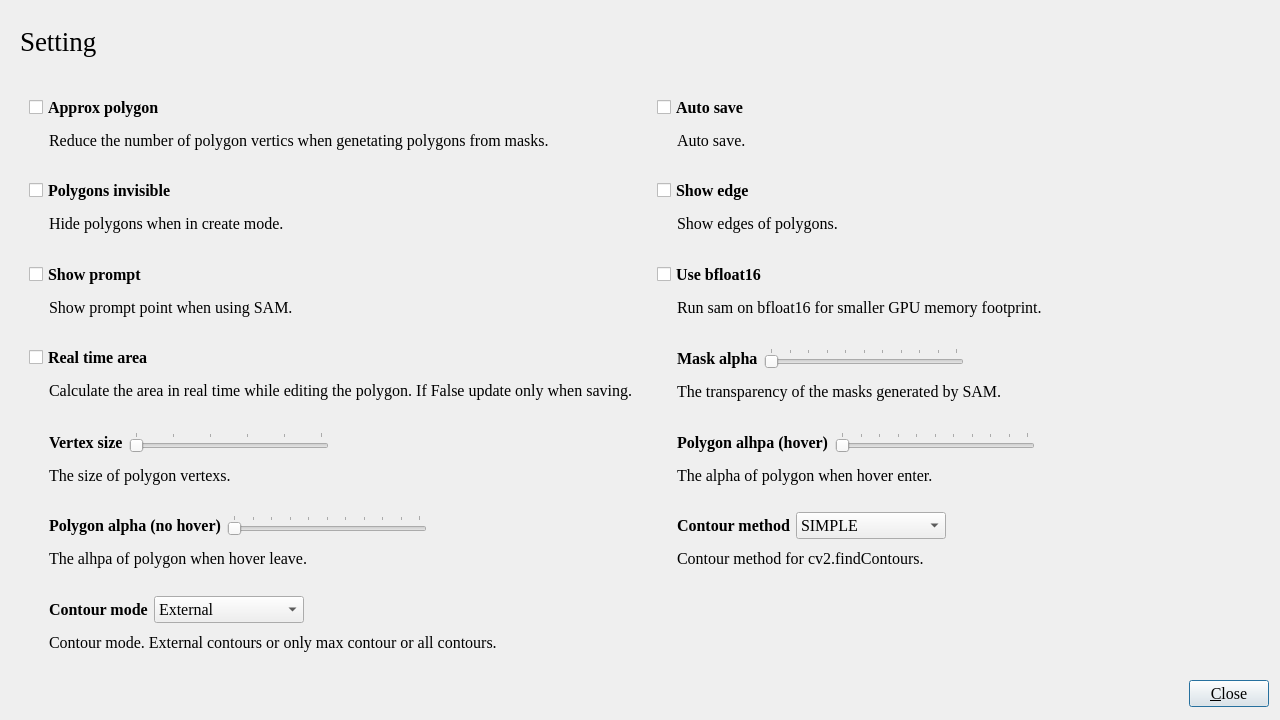
Above: ISAT/ui/setting_dialog.ui from yatengLG/ISAT_with_segment_anything before the change. Below: the same form after it.
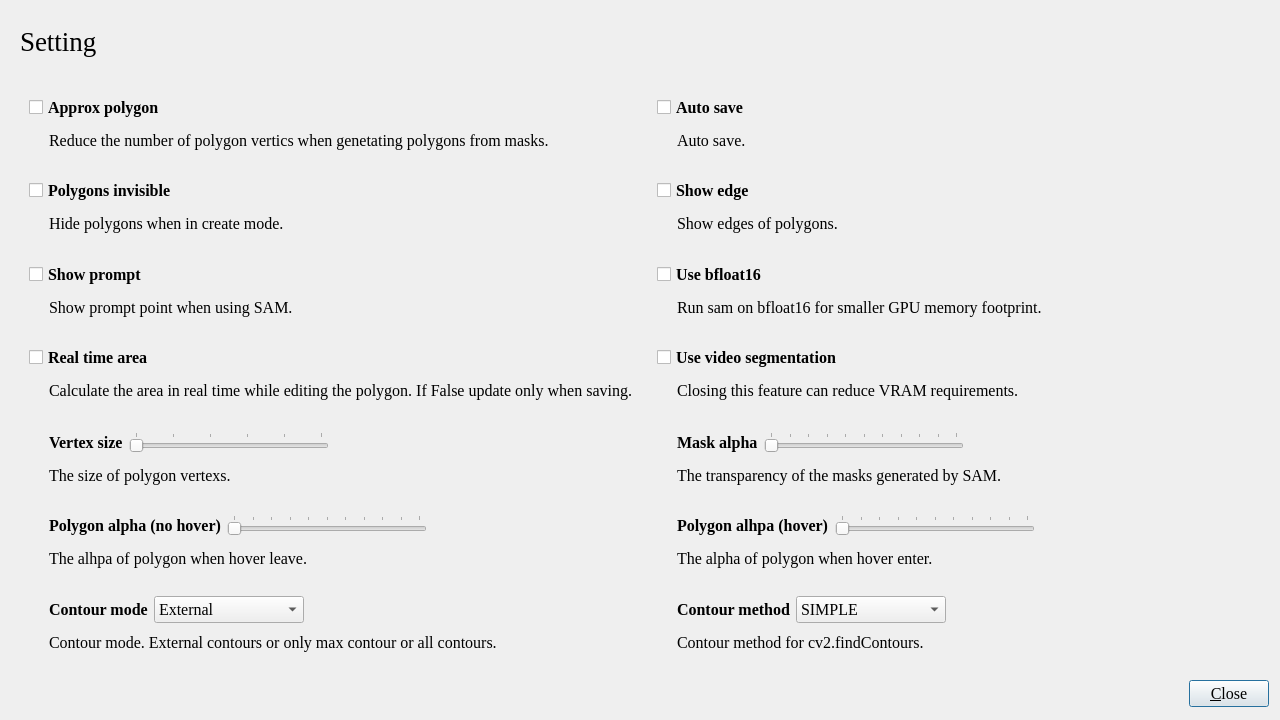
That is the form after the change.

```diff
--- a/ISAT/ui/setting_dialog.ui
+++ b/ISAT/ui/setting_dialog.ui
@@ -85,115 +85,6 @@
       <property name="bottomMargin">
        <number>9</number>
       </property>
-      <item row="6" column="1">
-       <widget class="QWidget" name="widget_33" native="true">
-        <layout class="QVBoxLayout" name="verticalLayout_14">
-         <item>
-          <widget class="QWidget" name="widget_34" native="true">
-           <layout class="QHBoxLayout" name="horizontalLayout_20">
-            <property name="leftMargin">
-             <number>20</number>
-            </property>
-            <property name="topMargin">
-             <number>0</number>
-            </property>
-            <property name="rightMargin">
-             <number>0</number>
-            </property>
-            <property name="bottomMargin">
-             <number>0</number>
-            </property>
-            <item>
-             <widget class="QLabel" name="label_17">
-              <property name="font">
-               <font>
-                <family>Times New Roman</family>
-                <pointsize>12</pointsize>
-                <weight>75</weight>
-                <bold>true</bold>
-                <kerning>true</kerning>
-               </font>
-              </property>
-              <property name="text">
-               <string>Contour method</string>
-              </property>
-             </widget>
-            </item>
-            <item>
-             <widget class="QComboBox" name="comboBox_contour_method">
-              <property name="minimumSize">
-               <size>
-                <width>150</width>
-                <height>0</height>
-               </size>
-              </property>
-              <property name="focusPolicy">
-               <enum>Qt::NoFocus</enum>
-              </property>
-              <property name="currentIndex">
-               <number>0</number>
-              </property>
-              <item>
-               <property name="text">
-                <string>SIMPLE</string>
-               </property>
-              </item>
-              <item>
-               <property name="text">
-                <string>TC89_KCOS</string>
-               </property>
-              </item>
-              <item>
-               <property name="text">
-                <string>NONE</string>
-               </property>
-              </item>
-             </widget>
-            </item>
-            <item>
-             <spacer name="horizontalSpacer_6">
-              <property name="orientation">
-               <enum>Qt::Horizontal</enum>
-              </property>
-              <property name="sizeHint" stdset="0">
-               <size>
-                <width>199</width>
-                <height>20</height>
-               </size>
-              </property>
-             </spacer>
-            </item>
-           </layout>
-          </widget>
-         </item>
-         <item>
-          <widget class="QWidget" name="widget_35" native="true">
-           <layout class="QHBoxLayout" name="horizontalLayout_21">
-            <property name="leftMargin">
-             <number>20</number>
-            </property>
-            <property name="topMargin">
-             <number>0</number>
-            </property>
-            <property name="rightMargin">
-             <number>0</number>
-            </property>
-            <property name="bottomMargin">
-             <number>0</number>
-            </property>
-            <item>
-             <widget class="QLabel" name="label_16">
-              <property name="text">
-               <string>Contour method for cv2.findContours.</string>
-              </property>
-             </widget>
-            </item>
-           </layout>
-          </widget>
-         </item>
-        </layout>
-       </widget>
-      </item>
       <item row="1" column="0">
        <widget class="QWidget" name="widget_23" native="true">
         <layout class="QVBoxLayout" name="verticalLayout_5">
@@ -248,129 +139,6 @@
         </layout>
        </widget>
       </item>
-      <item row="3" column="1">
-       <widget class="QWidget" name="widget_25" native="true">
-        <layout class="QVBoxLayout" name="verticalLayout_9">
-         <item>
-          <widget class="QWidget" name="widget_8" native="true">
-           <layout class="QHBoxLayout" name="horizontalLayout_7">
-            <property name="leftMargin">
-             <number>20</number>
-            </property>
-            <property name="topMargin">
-             <number>0</number>
-            </property>
-            <property name="rightMargin">
-             <number>0</number>
-            </property>
-            <property name="bottomMargin">
-             <number>0</number>
-            </property>
-            <item>
-             <widget class="QLabel" name="label_6">
-              <property name="font">
-               <font>
-                <family>Times New Roman</family>
-                <pointsize>12</pointsize>
-                <weight>75</weight>
-                <italic>false</italic>
-                <bold>true</bold>
-                <kerning>true</kerning>
-               </font>
-              </property>
-              <property name="text">
-               <string>Mask alpha</string>
-              </property>
-             </widget>
-            </item>
-            <item>
-             <widget class="QSlider" name="horizontalSlider_mask_alpha">
-              <property name="minimumSize">
-               <size>
-                <width>200</width>
-                <height>0</height>
-               </size>
-              </property>
-              <property name="maximumSize">
-               <size>
-                <width>200</width>
-                <height>16777215</height>
-               </size>
-              </property>
-              <property name="focusPolicy">
-               <enum>Qt::NoFocus</enum>
-              </property>
-              <property name="maximum">
-               <number>10</number>
-              </property>
-              <property name="pageStep">
-               <number>1</number>
-              </property>
-              <property name="orientation">
-               <enum>Qt::Horizontal</enum>
-              </property>
-              <property name="invertedAppearance">
-               <bool>false</bool>
-              </property>
-              <property name="invertedControls">
-               <bool>false</bool>
-              </property>
-              <property name="tickPosition">
-               <enum>QSlider::TicksAbove</enum>
-              </property>
-             </widget>
-            </item>
-            <item>
-             <widget class="QLabel" name="label_mask_alpha">
-              <property name="text">
-               <string/>
-              </property>
-             </widget>
-            </item>
-            <item>
-             <spacer name="horizontalSpacer">
-              <property name="orientation">
-               <enum>Qt::Horizontal</enum>
-              </property>
-              <property name="sizeHint" stdset="0">
-               <size>
-                <width>40</width>
-                <height>20</height>
-               </size>
-              </property>
-             </spacer>
-            </item>
-           </layout>
-          </widget>
-         </item>
-         <item>
-          <widget class="QWidget" name="widget_14" native="true">
-           <layout class="QHBoxLayout" name="horizontalLayout_13">
-            <property name="leftMargin">
-             <number>20</number>
-            </property>
-            <property name="topMargin">
-             <number>0</number>
-            </property>
-            <property name="rightMargin">
-             <number>0</number>
-            </property>
-            <property name="bottomMargin">
-             <number>0</number>
-            </property>
-            <item>
-             <widget class="QLabel" name="label_8">
-              <property name="text">
-               <string>The transparency of the masks generated by SAM.</string>
-              </property>
-             </widget>
-            </item>
-           </layout>
-          </widget>
-         </item>
-        </layout>
-       </widget>
-      </item>
       <item row="7" column="0">
        <widget class="QWidget" name="widget_26" native="true">
         <layout class="QVBoxLayout" name="verticalLayout_11">
@@ -535,122 +303,6 @@
         </layout>
        </widget>
       </item>
-      <item row="4" column="1">
-       <widget class="QWidget" name="widget_10" native="true">
-        <layout class="QVBoxLayout" name="verticalLayout_12">
-         <item>
-          <widget class="QWidget" name="widget_12" native="true">
-           <layout class="QHBoxLayout" name="horizontalLayout_10">
-            <property name="leftMargin">
-             <number>20</number>
-            </property>
-            <property name="topMargin">
-             <number>0</number>
-            </property>
-            <property name="rightMargin">
-             <number>0</number>
-            </property>
-            <property name="bottomMargin">
-             <number>0</number>
-            </property>
-            <item>
-             <widget class="QLabel" name="label_15">
-              <property name="font">
-               <font>
-                <family>Times New Roman</family>
-                <pointsize>12</pointsize>
-                <weight>75</weight>
-                <bold>true</bold>
-                <kerning>true</kerning>
-               </font>
-              </property>
-              <property name="text">
-               <string>Polygon alhpa (hover)</string>
-              </property>
-             </widget>
-            </item>
-            <item>
-             <widget class="QSlider" name="horizontalSlider_polygon_alpha_hover">
-              <property name="minimumSize">
-               <size>
-                <width>200</width>
-                <height>0</height>
-               </size>
-              </property>
-              <property name="maximumSize">
-               <size>
-                <width>200</width>
-                <height>16777215</height>
-               </size>
-              </property>
-              <property name="focusPolicy">
-               <enum>Qt::NoFocus</enum>
-              </property>
-              <property name="maximum">
-               <number>10</number>
-              </property>
-              <property name="pageStep">
-               <number>1</number>
-              </property>
-              <property name="orientation">
-               <enum>Qt::Horizontal</enum>
-              </property>
-              <property name="tickPosition">
-               <enum>QSlider::TicksAbove</enum>
-              </property>
-             </widget>
-            </item>
-            <item>
-             <widget class="QLabel" name="label_polygon_alpha_hover">
-              <property name="text">
-               <string/>
-              </property>
-             </widget>
-            </item>
-            <item>
-             <spacer name="horizontalSpacer_5">
-              <property name="orientation">
-               <enum>Qt::Horizontal</enum>
-              </property>
-              <property name="sizeHint" stdset="0">
-               <size>
-                <width>216</width>
-                <height>20</height>
-               </size>
-              </property>
-             </spacer>
-            </item>
-           </layout>
-          </widget>
-         </item>
-         <item>
-          <widget class="QWidget" name="widget_13" native="true">
-           <layout class="QHBoxLayout" name="horizontalLayout_11">
-            <property name="leftMargin">
-             <number>20</number>
-            </property>
-            <property name="topMargin">
-             <number>0</number>
-            </property>
-            <property name="rightMargin">
-             <number>0</number>
-            </property>
-            <property name="bottomMargin">
-             <number>0</number>
-            </property>
-            <item>
-             <widget class="QLabel" name="label_19">
-              <property name="text">
-               <string>The alpha of polygon when hover enter.</string>
-              </property>
-             </widget>
-            </item>
-           </layout>
-          </widget>
-         </item>
-        </layout>
-       </widget>
-      </item>
       <item row="0" column="1">
        <widget class="QWidget" name="widget_27" native="true">
         <layout class="QVBoxLayout" name="verticalLayout_4">
@@ -1162,6 +814,404 @@
         </layout>
        </widget>
       </item>
+      <item row="7" column="1">
+       <widget class="QWidget" name="widget_33" native="true">
+        <layout class="QVBoxLayout" name="verticalLayout_14">
+         <item>
+          <widget class="QWidget" name="widget_34" native="true">
+           <layout class="QHBoxLayout" name="horizontalLayout_20">
+            <property name="leftMargin">
+             <number>20</number>
+            </property>
+            <property name="topMargin">
+             <number>0</number>
+            </property>
+            <property name="rightMargin">
+             <number>0</number>
+            </property>
+            <property name="bottomMargin">
+             <number>0</number>
+            </property>
+            <item>
+             <widget class="QLabel" name="label_17">
+              <property name="font">
+               <font>
+                <family>Times New Roman</family>
+                <pointsize>12</pointsize>
+                <weight>75</weight>
+                <bold>true</bold>
+                <kerning>true</kerning>
+               </font>
+              </property>
+              <property name="text">
+               <string>Contour method</string>
+              </property>
+             </widget>
+            </item>
+            <item>
+             <widget class="QComboBox" name="comboBox_contour_method">
+              <property name="minimumSize">
+               <size>
+                <width>150</width>
+                <height>0</height>
+               </size>
+              </property>
+              <property name="focusPolicy">
+               <enum>Qt::NoFocus</enum>
+              </property>
+              <property name="currentIndex">
+               <number>0</number>
+              </property>
+              <item>
+               <property name="text">
+                <string>SIMPLE</string>
+               </property>
+              </item>
+              <item>
+               <property name="text">
+                <string>TC89_KCOS</string>
+               </property>
+              </item>
+              <item>
+               <property name="text">
+                <string>NONE</string>
+               </property>
+              </item>
+             </widget>
+            </item>
+            <item>
+             <spacer name="horizontalSpacer_6">
+              <property name="orientation">
+               <enum>Qt::Horizontal</enum>
+              </property>
+              <property name="sizeHint" stdset="0">
+               <size>
+                <width>199</width>
+                <height>20</height>
+               </size>
+              </property>
+             </spacer>
+            </item>
+           </layout>
+          </widget>
+         </item>
+         <item>
+          <widget class="QWidget" name="widget_35" native="true">
+           <layout class="QHBoxLayout" name="horizontalLayout_21">
+            <property name="leftMargin">
+             <number>20</number>
+            </property>
+            <property name="topMargin">
+             <number>0</number>
+            </property>
+            <property name="rightMargin">
+             <number>0</number>
+            </property>
+            <property name="bottomMargin">
+             <number>0</number>
+            </property>
+            <item>
+             <widget class="QLabel" name="label_16">
+              <property name="text">
+               <string>Contour method for cv2.findContours.</string>
+              </property>
+             </widget>
+            </item>
+           </layout>
+          </widget>
+         </item>
+        </layout>
+       </widget>
+      </item>
+      <item row="6" column="1">
+       <widget class="QWidget" name="widget_10" native="true">
+        <layout class="QVBoxLayout" name="verticalLayout_12">
+         <item>
+          <widget class="QWidget" name="widget_12" native="true">
+           <layout class="QHBoxLayout" name="horizontalLayout_10">
+            <property name="leftMargin">
+             <number>20</number>
+            </property>
+            <property name="topMargin">
+             <number>0</number>
+            </property>
+            <property name="rightMargin">
+             <number>0</number>
+            </property>
+            <property name="bottomMargin">
+             <number>0</number>
+            </property>
+            <item>
+             <widget class="QLabel" name="label_15">
+              <property name="font">
+               <font>
+                <family>Times New Roman</family>
+                <pointsize>12</pointsize>
+                <weight>75</weight>
+                <bold>true</bold>
+                <kerning>true</kerning>
+               </font>
+              </property>
+              <property name="text">
+               <string>Polygon alhpa (hover)</string>
+              </property>
+             </widget>
+            </item>
+            <item>
+             <widget class="QSlider" name="horizontalSlider_polygon_alpha_hover">
+              <property name="minimumSize">
+               <size>
+                <width>200</width>
+                <height>0</height>
+               </size>
+              </property>
+              <property name="maximumSize">
+               <size>
+                <width>200</width>
+                <height>16777215</height>
+               </size>
+              </property>
+              <property name="focusPolicy">
+               <enum>Qt::NoFocus</enum>
+              </property>
+              <property name="maximum">
+               <number>10</number>
+              </property>
+              <property name="pageStep">
+               <number>1</number>
+              </property>
+              <property name="orientation">
+               <enum>Qt::Horizontal</enum>
+              </property>
+              <property name="tickPosition">
+               <enum>QSlider::TicksAbove</enum>
+              </property>
+             </widget>
+            </item>
+            <item>
+             <widget class="QLabel" name="label_polygon_alpha_hover">
+              <property name="text">
+               <string/>
+              </property>
+             </widget>
+            </item>
+            <item>
+             <spacer name="horizontalSpacer_5">
+              <property name="orientation">
+               <enum>Qt::Horizontal</enum>
+              </property>
+              <property name="sizeHint" stdset="0">
+               <size>
+                <width>216</width>
+                <height>20</height>
+               </size>
+              </property>
+             </spacer>
+            </item>
+           </layout>
+          </widget>
+         </item>
+         <item>
+          <widget class="QWidget" name="widget_13" native="true">
+           <layout class="QHBoxLayout" name="horizontalLayout_11">
+            <property name="leftMargin">
+             <number>20</number>
+            </property>
+            <property name="topMargin">
+             <number>0</number>
+            </property>
+            <property name="rightMargin">
+             <number>0</number>
+            </property>
+            <property name="bottomMargin">
+             <number>0</number>
+            </property>
+            <item>
+             <widget class="QLabel" name="label_19">
+              <property name="text">
+               <string>The alpha of polygon when hover enter.</string>
+              </property>
+             </widget>
+            </item>
+           </layout>
+          </widget>
+         </item>
+        </layout>
+       </widget>
+      </item>
+      <item row="4" column="1">
+       <widget class="QWidget" name="widget_25" native="true">
+        <layout class="QVBoxLayout" name="verticalLayout_9">
+         <item>
+          <widget class="QWidget" name="widget_8" native="true">
+           <layout class="QHBoxLayout" name="horizontalLayout_7">
+            <property name="leftMargin">
+             <number>20</number>
+            </property>
+            <property name="topMargin">
+             <number>0</number>
+            </property>
+            <property name="rightMargin">
+             <number>0</number>
+            </property>
+            <property name="bottomMargin">
+             <number>0</number>
+            </property>
+            <item>
+             <widget class="QLabel" name="label_6">
+              <property name="font">
+               <font>
+                <family>Times New Roman</family>
+                <pointsize>12</pointsize>
+                <weight>75</weight>
+                <italic>false</italic>
+                <bold>true</bold>
+                <kerning>true</kerning>
+               </font>
+              </property>
+              <property name="text">
+               <string>Mask alpha</string>
+              </property>
+             </widget>
+            </item>
+            <item>
+             <widget class="QSlider" name="horizontalSlider_mask_alpha">
+              <property name="minimumSize">
+               <size>
+                <width>200</width>
+                <height>0</height>
+               </size>
+              </property>
+              <property name="maximumSize">
+               <size>
+                <width>200</width>
+                <height>16777215</height>
+               </size>
+              </property>
+              <property name="focusPolicy">
+               <enum>Qt::NoFocus</enum>
+              </property>
+              <property name="maximum">
+               <number>10</number>
+              </property>
+              <property name="pageStep">
+               <number>1</number>
+              </property>
+              <property name="orientation">
+               <enum>Qt::Horizontal</enum>
+              </property>
+              <property name="invertedAppearance">
+               <bool>false</bool>
+              </property>
+              <property name="invertedControls">
+               <bool>false</bool>
+              </property>
+              <property name="tickPosition">
+               <enum>QSlider::TicksAbove</enum>
+              </property>
+             </widget>
+            </item>
+            <item>
+             <widget class="QLabel" name="label_mask_alpha">
+              <property name="text">
+               <string/>
+              </property>
+             </widget>
+            </item>
+            <item>
+             <spacer name="horizontalSpacer">
+              <property name="orientation">
+               <enum>Qt::Horizontal</enum>
+              </property>
+              <property name="sizeHint" stdset="0">
+               <size>
+                <width>40</width>
+                <height>20</height>
+               </size>
+              </property>
+             </spacer>
+            </item>
+           </layout>
+          </widget>
+         </item>
+         <item>
+          <widget class="QWidget" name="widget_14" native="true">
+           <layout class="QHBoxLayout" name="horizontalLayout_13">
+            <property name="leftMargin">
+             <number>20</number>
+            </property>
+            <property name="topMargin">
+             <number>0</number>
+            </property>
+            <property name="rightMargin">
+             <number>0</number>
+            </property>
+            <property name="bottomMargin">
+             <number>0</number>
+            </property>
+            <item>
+             <widget class="QLabel" name="label_8">
+              <property name="text">
+               <string>The transparency of the masks generated by SAM.</string>
+              </property>
+             </widget>
+            </item>
+           </layout>
+          </widget>
+         </item>
+        </layout>
+       </widget>
+      </item>
+      <item row="3" column="1">
+       <widget class="QWidget" name="widget_36" native="true">
+        <layout class="QVBoxLayout" name="verticalLayout_15">
+         <item>
+          <widget class="QCheckBox" name="checkBox_use_video_segmentation">
+           <property name="font">
+            <font>
+             <family>Times New Roman</family>
+             <pointsize>12</pointsize>
+             <weight>75</weight>
+             <bold>true</bold>
+             <kerning>true</kerning>
+            </font>
+           </property>
+           <property name="focusPolicy">
+            <enum>Qt::NoFocus</enum>
+           </property>
+           <property name="text">
+            <string>Use video segmentation</string>
+           </property>
+          </widget>
+         </item>
+         <item>
+          <widget class="QWidget" name="widget_38" native="true">
+           <layout class="QHBoxLayout" name="horizontalLayout_23">
+            <property name="leftMargin">
+             <number>20</number>
+            </property>
+            <property name="topMargin">
+             <number>0</number>
+            </property>
+            <property name="rightMargin">
+             <number>0</number>
+            </property>
+            <property name="bottomMargin">
+             <number>0</number>
+            </property>
+            <item>
+             <widget class="QLabel" name="label_18">
+              <property name="text">
+               <string>Closing this feature can reduce VRAM requirements.</string>
+              </property>
+             </widget>
+            </item>
+           </layout>
+          </widget>
+         </item>
+        </layout>
+       </widget>
+      </item>
      </layout>
     </widget>
    </item>
```
